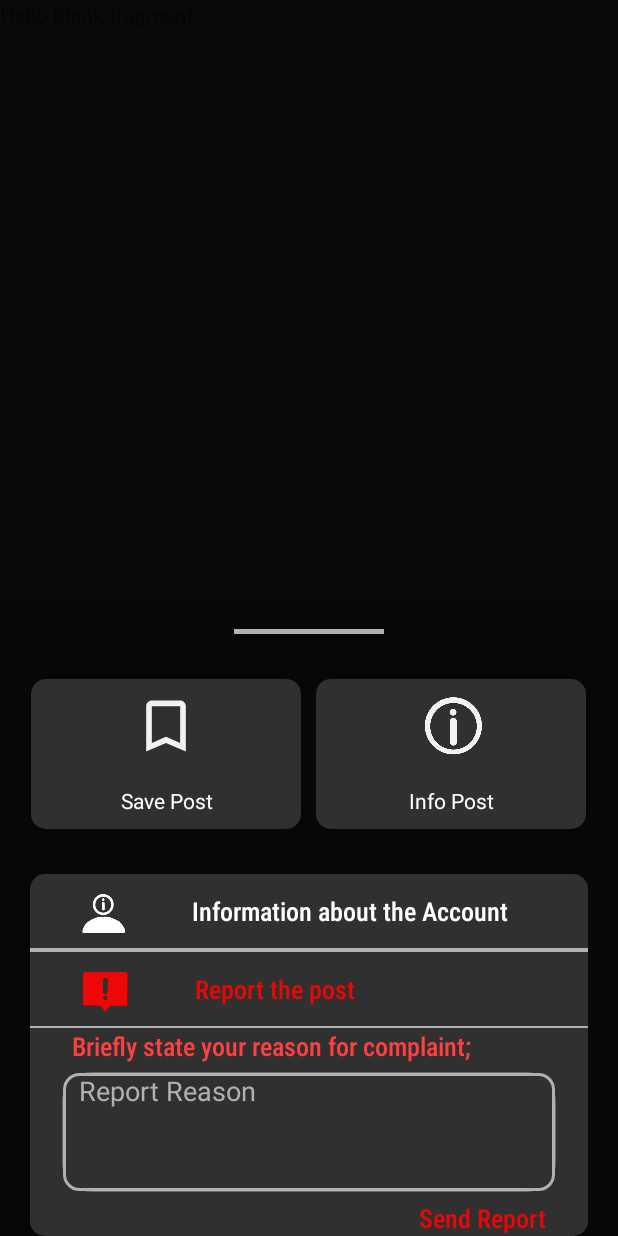
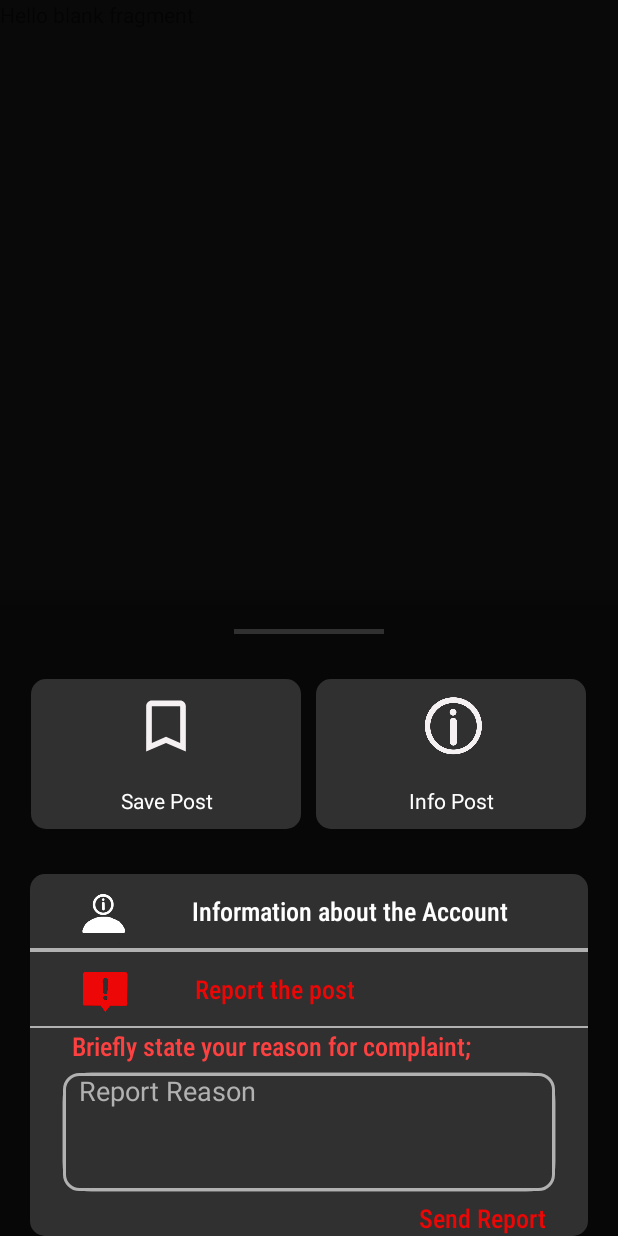
Before and after one commit to MuhammetEmirErkut/PetNet, an Android app: the fragment PostMoreBottomSheetFragment placed in its activity, after a tap on "Report the post", on a phone screen of 412 x 824 dp. Run offline under Robolectric (Android 15) with nearby library versions, the light colour scheme and no system bars; our stand-ins replace Firebase (no records; nobody signed in at launch, a user with empty details on screens opened directly); Roboto replaces fonts that are not available here.

Commit message:
Bottom Sheet Useless View color changed

```diff
--- a/app/src/main/res/layout/forumpostmore_bottomsheet_fragment.xml
+++ b/app/src/main/res/layout/forumpostmore_bottomsheet_fragment.xml
@@ -10,9 +10,9 @@
         android:id="@+id/view5"
         android:layout_width="100dp"
         android:layout_height="3dp"
+        android:layout_gravity="center"
         android:layout_marginTop="16dp"
-        android:background="@color/bone_white"
-        android:layout_gravity="center"/>
+        android:background="@color/backgroundsoft_color" />
 
     <LinearLayout
         android:layout_width="match_parent"
```
